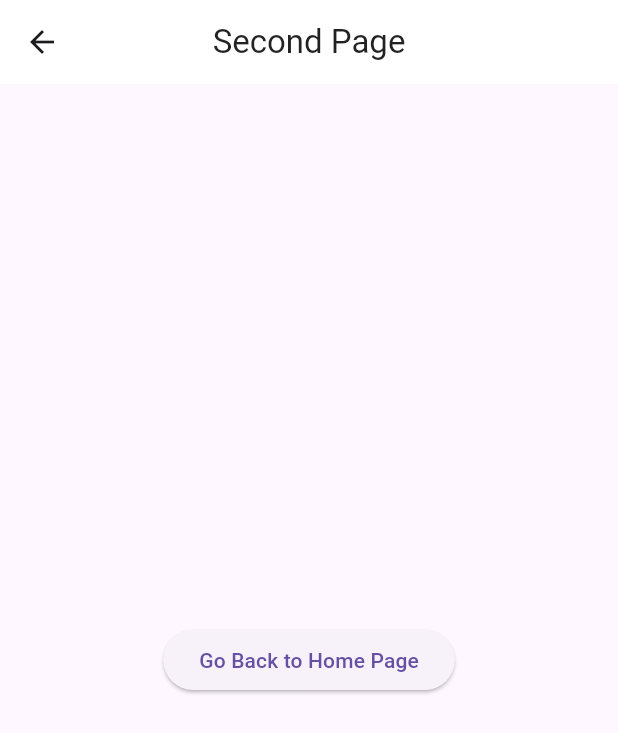
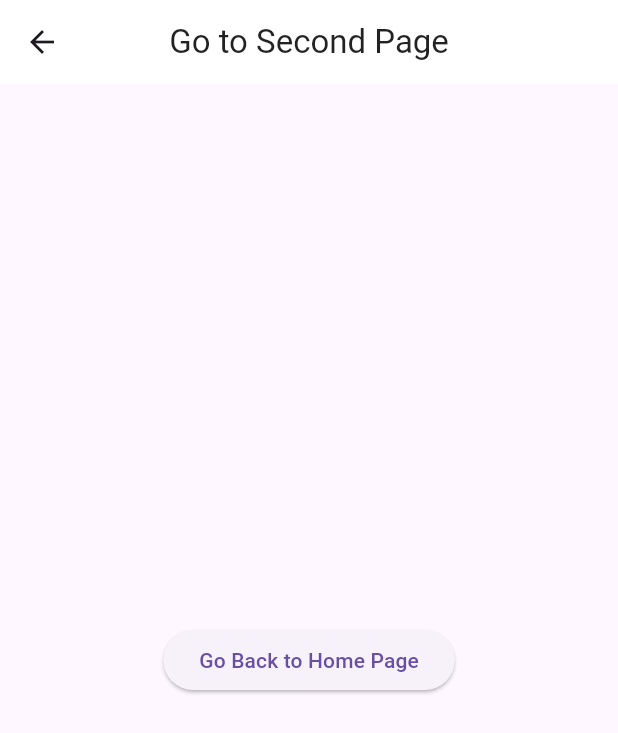
Before and after one commit to TheBaytur/weatherapp, a Flutter app: the SecondPage screen opened directly, on a phone screen of 412 x 824 dp. Shown: the top 733 px of the screen. Run offline on Flutter 3.47's test engine with Material 3 defaults, Android fonts, the phone set to English and light mode, and no system bars.

```diff
--- a/lib/main.dart
+++ b/lib/main.dart
@@ -34,7 +34,6 @@ class HomePage extends StatelessWidget {
             builder: (context) => SecondPage(),
           );
           Navigator.push(context, route);
-
         },
         child: Text('Go to Second Page'),
       ),);
@@ -42,14 +41,13 @@ class HomePage extends StatelessWidget {
 }
 
 class SecondPage extends StatelessWidget {
-  const SecondPage({super.key});
 
   @override
   Widget build(BuildContext context) {
     return Scaffold(
       appBar: AppBar(
         title: Text(
-          'Second Page',
+          'Go to Second Page',
           style: TextStyle(color: Colors.black87),
         ),
         centerTitle: true,
```
